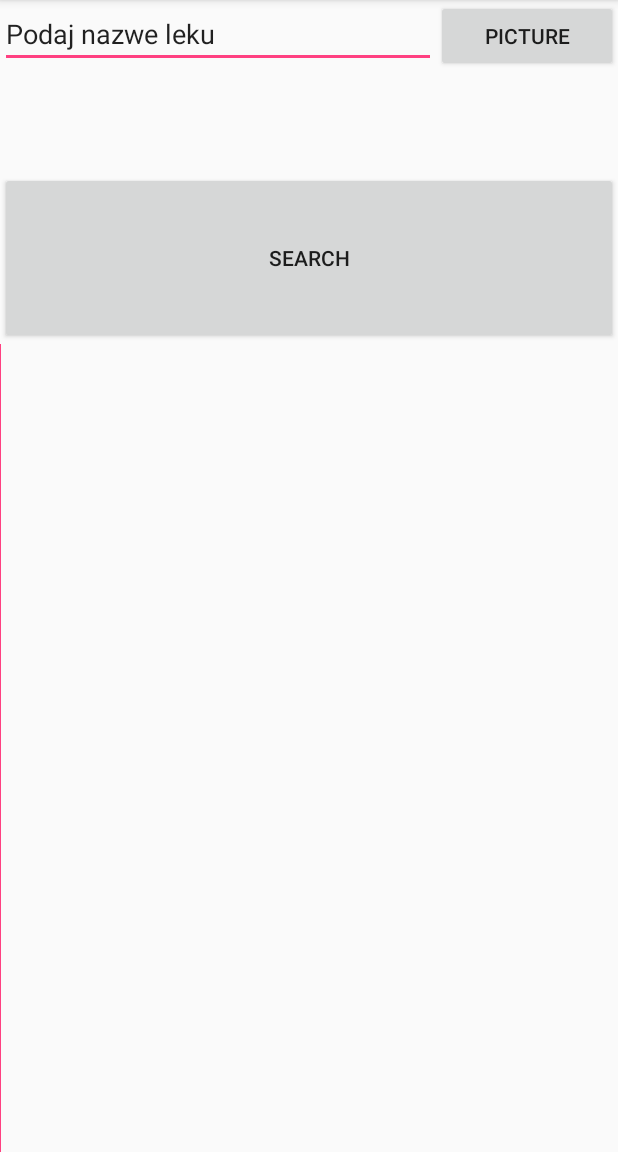
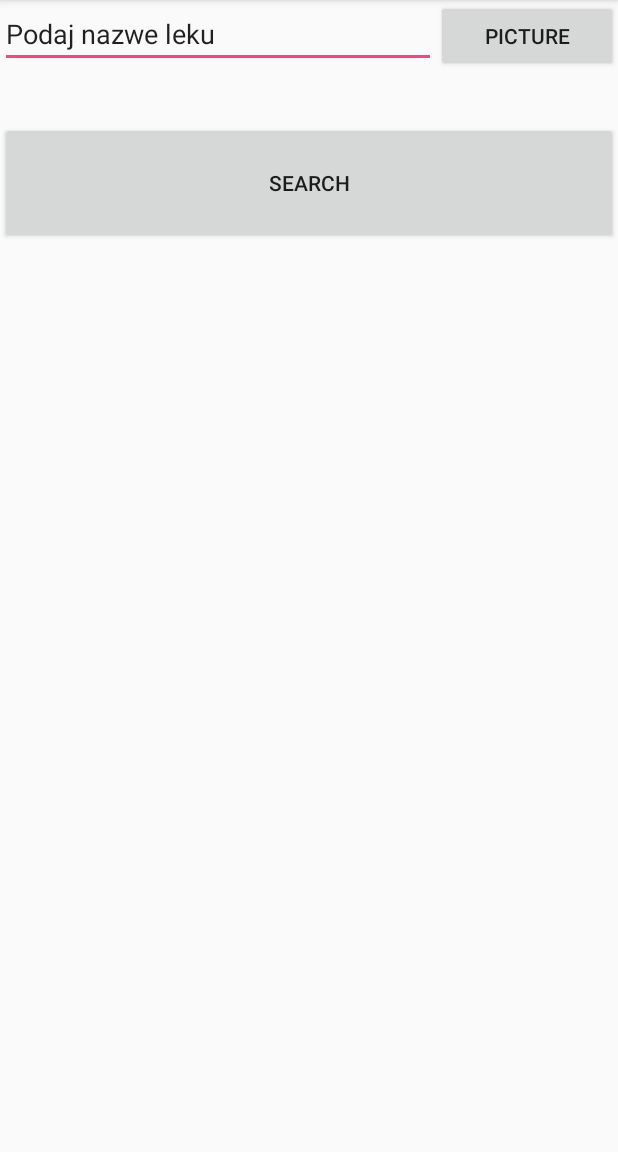
Before and after one commit to mrosicki/hackyeah-2018, an Android app: the screen it shows after launch (MainActivity), on a phone screen of 412 x 824 dp, the part 84-1236 px from its top. Run offline under Robolectric (Android 15) with nearby library versions, the phone set to English and light mode, and no system bars; our stand-ins replace Room's generated code.

Commit message:
frame layout

```diff
--- a/app/src/main/res/layout/activity_main.xml
+++ b/app/src/main/res/layout/activity_main.xml
@@ -14,7 +14,7 @@
         android:layout_width="match_parent"
         android:layout_height="wrap_content"
         android:orientation="horizontal"
-        android:layout_weight="0.1">
+        android:layout_weight="0.05">
 
         <EditText
             android:id="@+id/editText"
@@ -37,16 +37,13 @@
         android:id="@+id/buttonSearch"
         android:layout_width="match_parent"
         android:layout_height="wrap_content"
-        android:layout_weight="0.1"
+        android:layout_weight="0.05"
         android:text="@string/search" />
 
-    <ImageView
-        android:id="@+id/imageView"
-        android:layout_width="wrap_content"
+    <FrameLayout
+        android:layout_width="match_parent"
         android:layout_height="wrap_content"
-        android:layout_weight="0.8"
-        app:srcCompat="@color/colorAccent"
-        tools:srcCompat="@tools:sample/backgrounds/scenic[11]"
-        android:contentDescription="@string/mapka"/>
+        android:layout_weight="0.9">
+    </FrameLayout>
 
 </LinearLayout>
```
